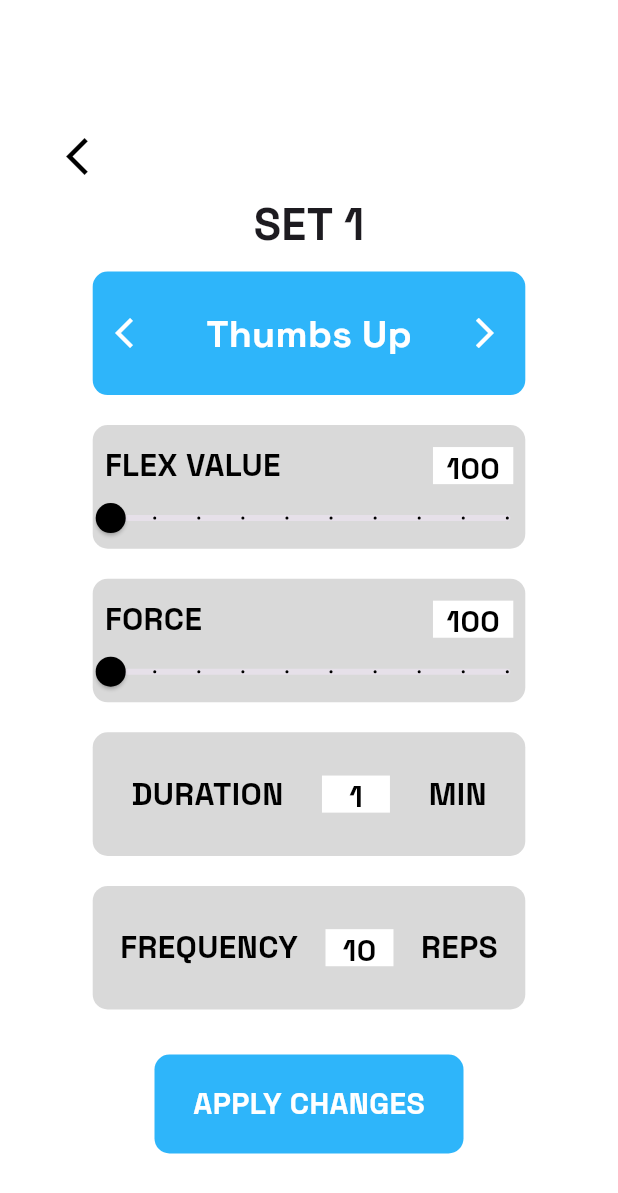
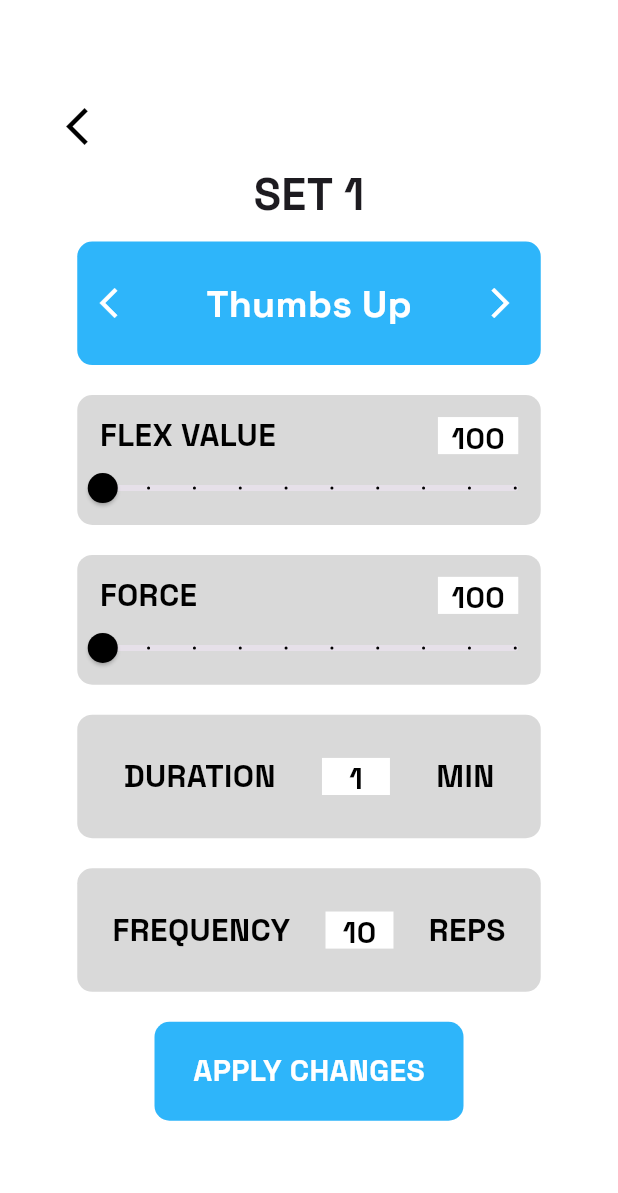
Before and after one commit to trulyPranav/ReHabIT, a Flutter app: the ExerciseScreen screen opened directly with empty values, after a tap on "SET 1", on a phone screen of 412 x 824 dp. Shown: the top 1193 px of the screen. Run offline on Flutter 3.47's test engine with Material 3 defaults, Android fonts, the phone set to English and light mode, and no system bars; our stand-ins replace firebase_auth, firebase_core, get, google_fonts, google_sign_in, loading_animation_widget and 1 more; accounts and stored records are empty.

Commit message:
bug fixes, 2 screens on each view remains

```diff
--- a/lib/Providers/exercise_provider.dart
+++ b/lib/Providers/exercise_provider.dart
@@ -8,8 +8,13 @@ class ExerciseProvider extends ChangeNotifier{
     "Thumbs-up",
   ];
   bool started = false;
+  bool countEnd = false;
   void startExercise(){
     started = true;
+    notifyListeners();
+  }
+  void countDownEnded(){
+    countEnd = true;
     notifyListeners();
   }
   void removeExercise(String exercise) {
--- a/lib/UI/Screens/Onboarding Screen/Widgets/next_onboard.dart
+++ b/lib/UI/Screens/Onboarding Screen/Widgets/next_onboard.dart
@@ -22,7 +22,7 @@ class NextOnboard extends StatelessWidget {
           backgroundColor: WidgetStateProperty.all(primaryColor)
         ),
         child: Padding(
-          padding: const EdgeInsets.fromLTRB(55,5,55,5),
+          padding: const EdgeInsets.fromLTRB(45,5,45,5),
           child: Text(
             "Next",
             style: GoogleFonts.spaceGrotesk(
--- a/lib/UI/Screens/Onboarding Screen/Widgets/skip_onboard.dart
+++ b/lib/UI/Screens/Onboarding Screen/Widgets/skip_onboard.dart
@@ -22,7 +22,7 @@ class SkipOnboard extends StatelessWidget {
           ),
         ),
         child: Padding(
-          padding: const EdgeInsets.fromLTRB(55,5,55,5),
+          padding: const EdgeInsets.fromLTRB(45,5,45,5),
           child: Text(
             "Skip",
             style: GoogleFonts.spaceGrotesk(
--- a/lib/UI/Screens/Physiotherapist Views/Exercise Screen/Sets/Widgets/exercise_selector.dart
+++ b/lib/UI/Screens/Physiotherapist Views/Exercise Screen/Sets/Widgets/exercise_selector.dart
@@ -50,7 +50,7 @@ class _ExerciseSelectorState extends State<ExerciseSelector> {
     return Container(
       padding: EdgeInsets.only(left: 15, right: 15),
       height: height * 0.1,
-      width: width * 0.7,
+      width: width * 0.75,
       decoration: BoxDecoration(
         color: primaryColor,
         borderRadius: BorderRadius.circular(10)
--- a/lib/UI/Screens/Physiotherapist Views/Exercise Screen/Sets/Widgets/setting_container.dart
+++ b/lib/UI/Screens/Physiotherapist Views/Exercise Screen/Sets/Widgets/setting_container.dart
@@ -22,7 +22,7 @@ class _SettingContainerState extends State<SettingContainer> {
     double width = MediaQuery.of(context).size.width;
     return Container(
       height: height * 0.1,
-      width: width * 0.7,
+      width: width * 0.75,
       decoration: BoxDecoration(
         color: setContainer,
         borderRadius: BorderRadius.circular(10)
--- a/lib/UI/Screens/Physiotherapist Views/Exercise Screen/Sets/Widgets/slider_container.dart
+++ b/lib/UI/Screens/Physiotherapist Views/Exercise Screen/Sets/Widgets/slider_container.dart
@@ -17,8 +17,8 @@ class _SliderContainerState extends State<SliderContainer> {
     double height = MediaQuery.of(context).size.height;
     double width = MediaQuery.of(context).size.width;
     return Container(
-      height: height * 0.1,
-      width: width * 0.7,
+      height: height * 0.105,
+      width: width * 0.75,
       decoration: BoxDecoration(
         color: setContainer,
         borderRadius: BorderRadius.circular(10)
@@ -26,7 +26,7 @@ class _SliderContainerState extends State<SliderContainer> {
       child: Column(
         children: [
           Padding(
-            padding: const EdgeInsets.fromLTRB(8,12,8,0),
+            padding: const EdgeInsets.fromLTRB(15,12,15,0),
             child: Row(
               mainAxisAlignment: MainAxisAlignment.spaceBetween,
               children: [
@@ -63,7 +63,7 @@ class _SliderContainerState extends State<SliderContainer> {
             max: 1000.0,
             divisions: 9,
             activeColor: textBlack,
-            padding: EdgeInsets.all(10),
+            padding: EdgeInsets.only(left: 15, right: 15, top: 10, bottom: 10),
             onChanged: (double newValue){
               setState(() {
                 _currentValue = newValue;
--- a/lib/UI/Screens/Physiotherapist Views/Exercise Screen/Sets/sets.dart
+++ b/lib/UI/Screens/Physiotherapist Views/Exercise Screen/Sets/sets.dart
@@ -69,7 +69,7 @@ class _SetsState extends State<Sets> {
         crossAxisAlignment: CrossAxisAlignment.start,
         children: [
             Padding(
-              padding: EdgeInsets.only(left: 35, top: 80),
+              padding: EdgeInsets.only(left: 35, top: 60),
               child: IconButton(
                 onPressed: () {
                   widget.setFalse();
@@ -96,7 +96,7 @@ class _SetsState extends State<Sets> {
             Center(child: SettingContainer(main: "duration", sub: "min")),
             SizedBox(height: 20),
             Center(child: SettingContainer(main: "frequency", sub: "reps")),
-            SizedBox(height: 30),
+            SizedBox(height: 20),
             GestureDetector(
               onTap: _showSuccessDialog,
               child: Center(child: ApplyChanges())
--- a/lib/UI/Screens/Physiotherapist Views/Exercise Screen/exercise_screen.dart
+++ b/lib/UI/Screens/Physiotherapist Views/Exercise Screen/exercise_screen.dart
@@ -28,7 +28,7 @@ class _ExerciseScreenState extends State<ExerciseScreen> {
           crossAxisAlignment: CrossAxisAlignment.start,
           children: [
             Padding(
-              padding: EdgeInsets.only(left: 35, top: 80),
+              padding: EdgeInsets.only(left: 35, top: 60),
               child: IconButton(
                 onPressed: () {
                   widget.setExerciseFalse();
@@ -37,7 +37,7 @@ class _ExerciseScreenState extends State<ExerciseScreen> {
               ),
             ),
             Padding(
-              padding: const EdgeInsets.fromLTRB(50,15  ,50,0),
+              padding: const EdgeInsets.fromLTRB(50,15,50,0),
               child: Column(
                 spacing: 15,
                 crossAxisAlignment: CrossAxisAlignment.start,
```
Also changed, not shown: lib/UI/Screens/Patient Views/Home Screen/patient_home_screen.dart (+13 -4 lines), lib/UI/Screens/Patient Views/Widgets/upcoming_screen.dart (+11 -1 lines).
